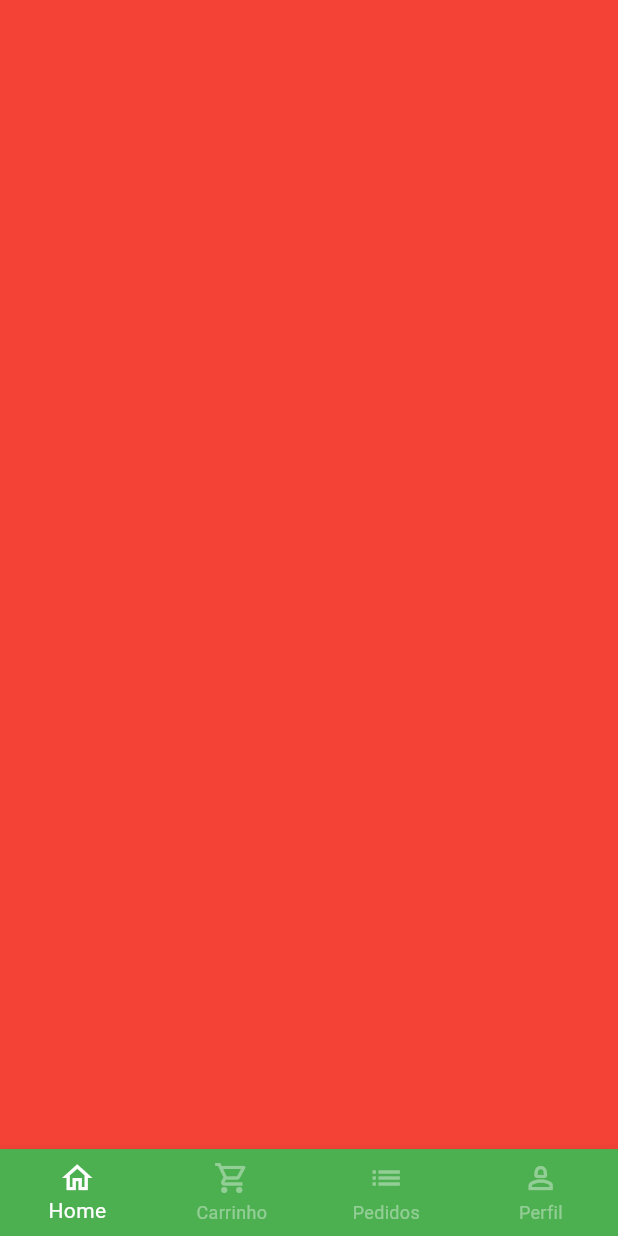
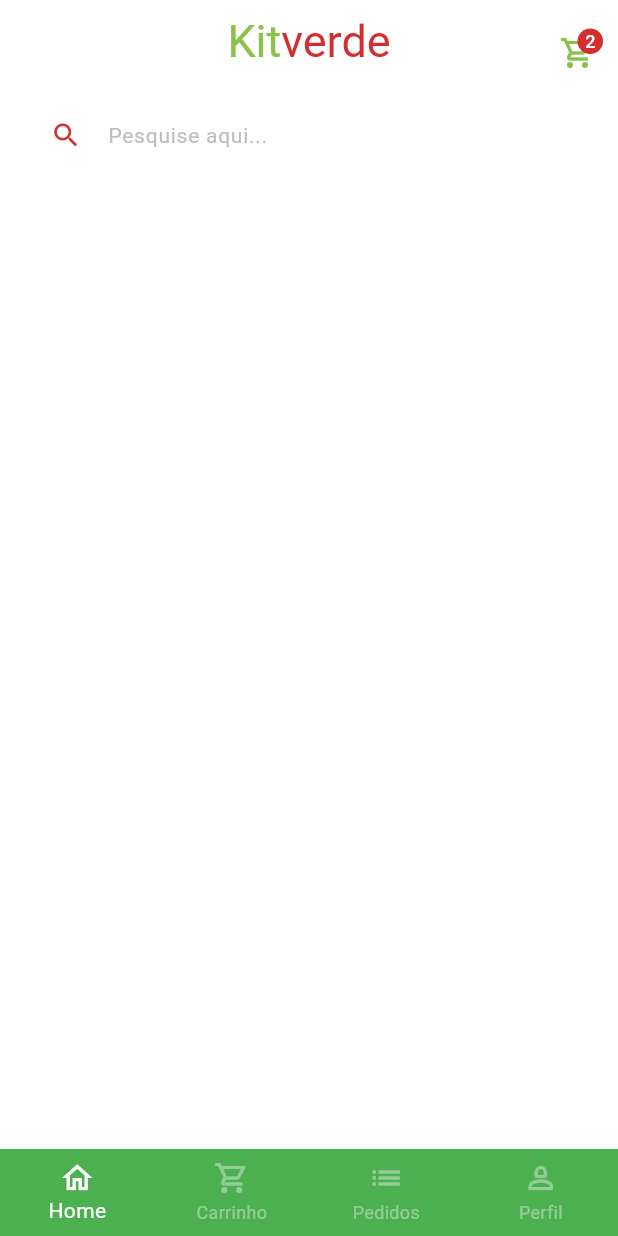
Before and after one commit to LucasConstantino92/kitanda, a Flutter app: the screen it shows after launch, after a tap on "Entrar", on a phone screen of 412 x 824 dp. Run offline on Flutter 3.47's test engine with Material 3 defaults, Android fonts, the phone set to English and light mode, and no system bars; our stand-ins replace animated_text_kit, mask_text_input_formatter.

Commit message:
AppBar and Search Bar

```diff
--- a/lib/main.dart
+++ b/lib/main.dart
@@ -14,6 +14,7 @@ class MyApp extends StatelessWidget {
       title: 'Flutter Demo',
       theme: ThemeData(
         primarySwatch: Colors.green,
+        scaffoldBackgroundColor: Colors.white.withAlpha(190)
       ),
       debugShowCheckedModeBanner: false,
       home: const SignInScreen(),
--- a/lib/src/base/base_screen_dart.dart
+++ b/lib/src/base/base_screen_dart.dart
@@ -1,4 +1,5 @@
 import 'package:flutter/material.dart';
+import 'package:kitanda/src/home/home_tab.dart';
 
 class BaseScreen extends StatefulWidget {
   BaseScreen({super.key});
@@ -18,9 +19,7 @@ class _BaseScreenState extends State<BaseScreen> {
         physics: const NeverScrollableScrollPhysics(),
         controller: pageController,
         children: [
-          Container(
-            color: Colors.red,
-          ),
+          HomeTab(),
           Container(
             color: Colors.white,
           ),
--- /dev/null
+++ b/lib/src/home/home_tab.dart
@@ -0,0 +1,80 @@
+import 'package:flutter/material.dart';
+import 'package:kitanda/src/config/custom_colors.dart';
+
+class HomeTab extends StatelessWidget {
+  const HomeTab({super.key});
+
+  @override
+  Widget build(BuildContext context) {
+    return Scaffold(
+      appBar: AppBar(
+        backgroundColor: Colors.transparent,
+        elevation: 0,
+        centerTitle: true,
+        title: Text.rich(
+          TextSpan(
+            children: [
+              TextSpan(
+                text: 'Kit',
+                style: TextStyle(color: CustomColors.customSwatchColor),
+              ),
+              TextSpan(
+                text: 'verde',
+                style: TextStyle(color: CustomColors.customContrastColor),
+              ),
+            ],
+            style: const TextStyle(fontSize: 30),
+          ),
+        ),
+        actions: [
+          Padding(
+            padding: const EdgeInsets.only(top: 15, right: 15),
+            child: GestureDetector(
+              onTap: () {},
+              child: Badge(
+                backgroundColor: CustomColors.customContrastColor,
+                label: const Text(
+                  '2',
+                  style: TextStyle(color: Colors.white, fontSize: 12),
+                ),
+                child: Icon(
+                  Icons.shopping_cart_outlined,
+                  color: CustomColors.customSwatchColor,
+                ),
+              ),
+            ),
+          ),
+        ],
+      ),
+      body: Column(
+        children: [
+          Padding(
+            padding: const EdgeInsets.symmetric(horizontal: 20, vertical: 10),
+            child: TextFormField(
+              decoration: InputDecoration(
+                filled: true,
+                fillColor: Colors.white,
+                isDense: true,
+                hintText: 'Pesquise aqui...',
+                hintStyle: TextStyle(
+                  color: Colors.grey.shade400,
+                  fontSize: 14,
+                ),
+                prefixIcon: Icon(
+                  Icons.search_outlined,
+                  color: CustomColors.customContrastColor,
+                  size: 21,
+                ),
+                border: OutlineInputBorder(
+                  borderRadius: BorderRadius.circular(60),
+                  borderSide:
+                      const BorderSide(width: 0, style: BorderStyle.none),
+                ),
+              ),
+            ),
+          ),
+        ],
+      ),
+    );
+  }
+}
```
